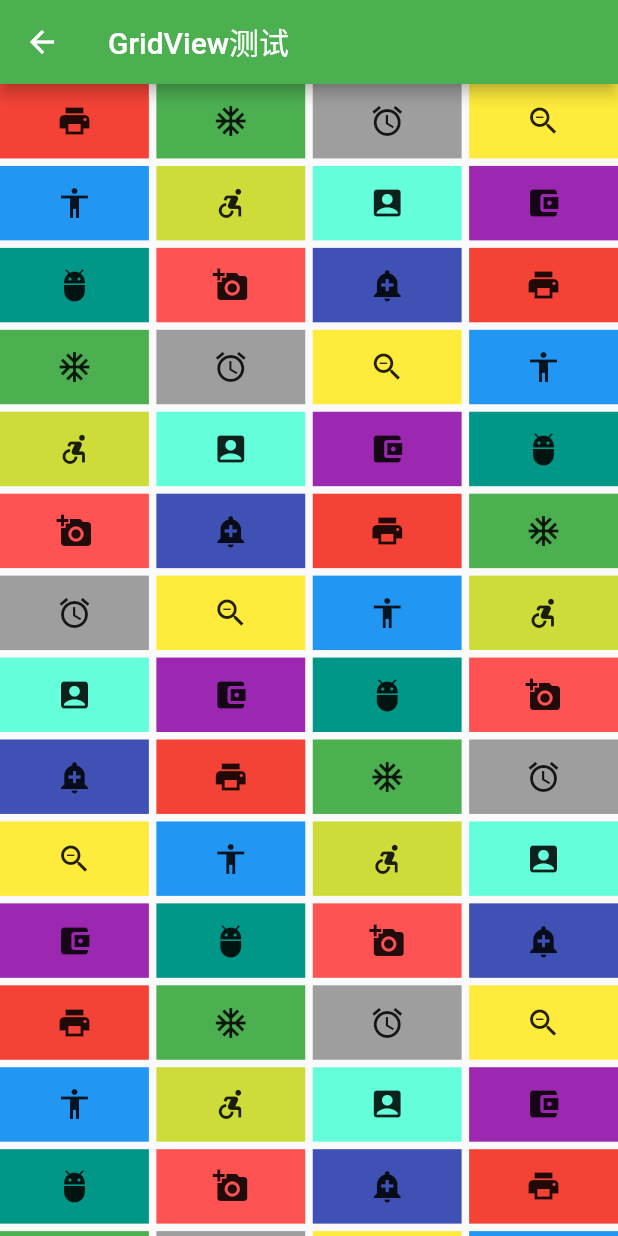
After one commit to HaoFeiWang/test_flutter, a Flutter app: the screen it shows after launch, after a tap on "GridView测试", on a phone screen of 412 x 824 dp. The commit adds this screen. Run offline on Flutter 3.47's test engine with Material 2 defaults, Android fonts, the phone set to English and light mode, and no system bars.

Commit message:
flutter组件学习

```diff
--- /dev/null
+++ b/lib/four.dart
@@ -0,0 +1,72 @@
+import 'package:flutter/material.dart';
+
+class FourPage extends StatelessWidget {
+  @override
+  Widget build(BuildContext context) {
+    return Scaffold(
+      appBar: AppBar(
+        title: Text("GridView测试"),
+      ),
+      body: GridView.builder(
+        //横轴最大个数
+        /*gridDelegate: SliverGridDelegateWithFixedCrossAxisCount(
+          crossAxisCount: 3,
+        ),*/
+
+        //横轴最大长度
+        gridDelegate: SliverGridDelegateWithMaxCrossAxisExtent(
+          maxCrossAxisExtent: 120.0,
+          childAspectRatio: 2.0, //宽高比为2
+          mainAxisSpacing: 5, //主轴间隔
+          crossAxisSpacing: 5, //横轴间隔
+        ),
+        itemBuilder: (BuildContext context, int index) {
+          return _GridItem(index);
+        },
+      ),
+    );
+  }
+}
+
+class _GridItem extends StatelessWidget {
+  List indexArray = new List();
+  List colorArray = new List();
+  int index;
+
+  _GridItem(this.index) {
+    indexArray.add(Icons.print);
+    indexArray.add(Icons.ac_unit);
+    indexArray.add(Icons.access_alarm);
+    indexArray.add(Icons.zoom_out);
+    indexArray.add(Icons.accessibility);
+    indexArray.add(Icons.accessible_forward);
+    indexArray.add(Icons.account_box);
+    indexArray.add(Icons.account_balance_wallet);
+    indexArray.add(Icons.adb);
+    indexArray.add(Icons.add_a_photo);
+    indexArray.add(Icons.add_alert);
+
+    colorArray.add(Colors.red);
+    colorArray.add(Colors.green);
+    colorArray.add(Colors.grey);
+    colorArray.add(Colors.yellow);
+    colorArray.add(Colors.blue);
+    colorArray.add(Colors.lime);
+    colorArray.add(Colors.tealAccent);
+    colorArray.add(Colors.purple);
+    colorArray.add(Colors.teal);
+    colorArray.add(Colors.redAccent);
+    colorArray.add(Colors.indigo);
+  }
+
+  @override
+  Widget build(BuildContext context) {
+    // TODO: implement build
+    return Container(
+      color: colorArray[index % 11],
+      child: Icon(
+        indexArray[index % 11],
+      ),
+    );
+  }
+}
--- a/lib/main.dart
+++ b/lib/main.dart
@@ -3,8 +3,11 @@ import 'package:flutter/cupertino.dart';
 import 'package:flutter/material.dart';
 
 import 'package:test_flutter/test/TestDart.dart';
+import 'package:test_flutter/three.dart';
 import 'package:test_flutter/two.dart';
 
+import 'five.dart';
+import 'four.dart';
 import 'one.dart';
 
 void main() => runApp(MyApp());
@@ -27,7 +30,10 @@ class MyApp extends StatelessWidget {
       //注册路由表
       routes: {
         "one_page": (context) => OnePage(),
-        "two_page": (context) => TwoPage()
+        "two_page": (context) => TwoPage(),
+        "three_page": (context) => ThreePage(),
+        "four_page": (context) => FourPage(),
+        "five_page": (context) => FivePage(),
       },
 
       //应用首页
@@ -85,11 +91,44 @@ class MyHomePage extends StatelessWidget {
             ConstrainedBox(
               constraints: BoxConstraints(minWidth: double.infinity),
               child: FlatButton(
-                child: Text("ListView测试!"),
+                child: Text("ListView测试"),
                 color: Colors.grey,
                 textColor: Colors.black,
                 onPressed: () {
                   Navigator.pushNamed(context, "two_page");
+                },
+              ),
+            ),
+            ConstrainedBox(
+              constraints: BoxConstraints(minWidth: double.infinity),
+              child: FlatButton(
+                child: Text("StatefulWidget测试"),
+                color: Colors.grey,
+                textColor: Colors.black,
+                onPressed: () {
+                  Navigator.pushNamed(context, "three_page");
+                },
+              ),
+            ),
+            ConstrainedBox(
+              constraints: BoxConstraints(minWidth: double.infinity),
+              child: FlatButton(
+                child: Text("GridView测试"),
+                color: Colors.grey,
+                textColor: Colors.black,
+                onPressed: () {
+                  Navigator.pushNamed(context, "four_page");
+                },
+              ),
+            ),
+            ConstrainedBox(
+              constraints: BoxConstraints(minWidth: double.infinity),
+              child: FlatButton(
+                child: Text("CustomScrollView测试"),
+                color: Colors.grey,
+                textColor: Colors.black,
+                onPressed: () {
+                  Navigator.pushNamed(context, "five_page");
                 },
               ),
             ),
--- a/pubspec.yaml
+++ b/pubspec.yaml
@@ -35,7 +35,7 @@ flutter:
 
   # 图片资源
   assets:
-    - images/phonecall_off.png
+    - images/
 
 
   # An image asset can refer to one or more resolution-specific "variants", see
```
Also changed, not shown: lib/five.dart (added, +70 -0 lines), lib/three.dart (+3 -12 lines), lib/two.dart (+52 -1 lines), images/avatar.jpg (added), pubspec.lock.
